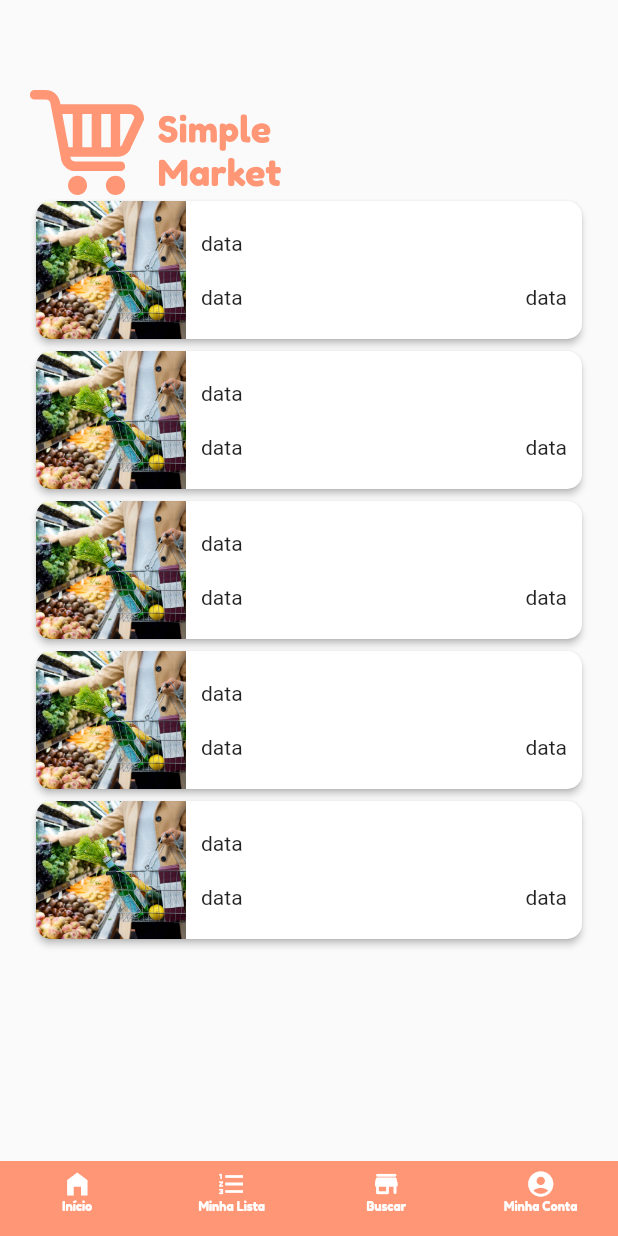
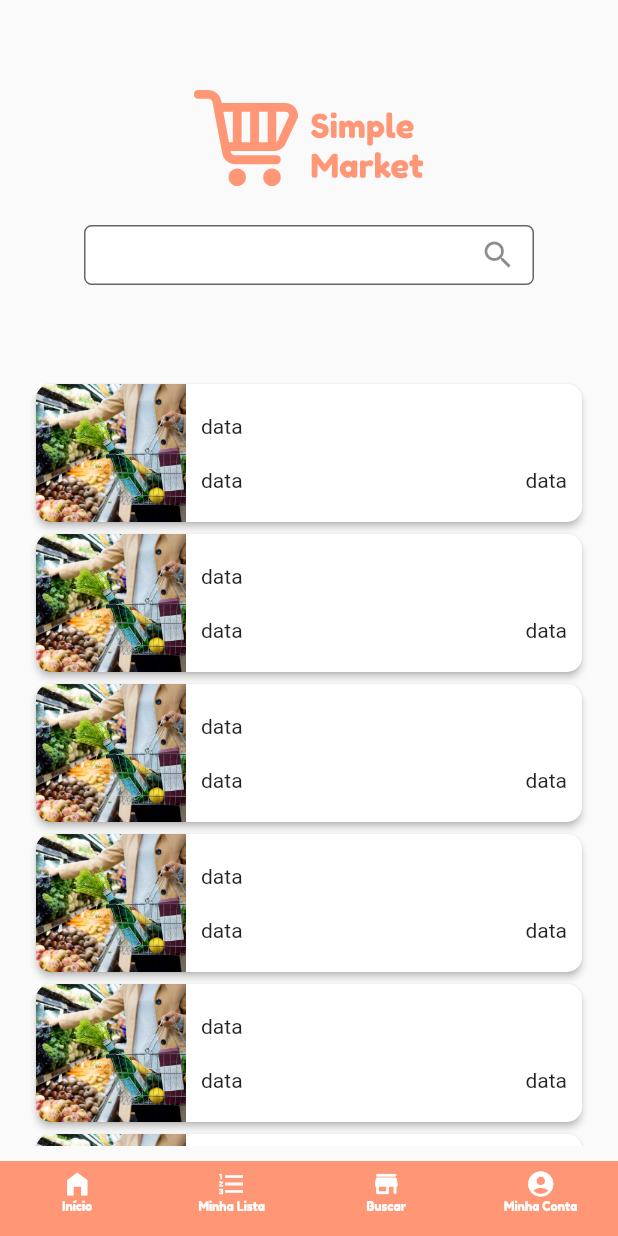
Before and after one commit to FelipeMaced0/simple_market, a Flutter app: the Search screen opened by its route, on a phone screen of 412 x 824 dp. Run offline on Flutter 3.47's test engine with Material 2 defaults, Android fonts, the phone set to English and light mode, and no system bars; our stand-ins replace flutter_svg.

Commit message:
Refactoring: search screen using flex widget

```diff
--- a/lib/screens/search.dart
+++ b/lib/screens/search.dart
@@ -1,6 +1,7 @@
 import 'package:flutter/material.dart';
 import 'package:simple_market/widgets/common_screen.dart';
 import 'package:simple_market/widgets/card_img.dart';
+import 'package:simple_market/widgets/input.dart';
 import 'package:simple_market/widgets/logo.dart';
 
 class Search extends StatefulWidget {
@@ -14,14 +15,27 @@ class _SearchState extends State<Search> {
   @override
   Widget build(BuildContext context) {
     return CommonScreen(
+      crossAxisAlignment: CrossAxisAlignment.center,
       children: [
-        const Logo(
+        const Flexible(
+          flex: 1,
+          child: Logo(
             assetName: "images/logo.svg",
             imageColor: Color(0xFFFF9675),
           ),
-        ListView.builder(
+        ),
+        const Flexible(
+          flex: 2,
+          child: InputField(
+            margin: EdgeInsets.all(5),
+            icon: Icon(Icons.search),
+          ),
+        ),
+        Flexible(
+          flex: 8,
+          child: ListView.builder(
             shrinkWrap: true,
-          itemCount: 5,
+            itemCount: 6,
             itemBuilder: (context, item) {
               return CardImg(
                 quarterTurns: -1,
@@ -47,6 +61,7 @@ class _SearchState extends State<Search> {
               );
             },
           ),
+        ),
       ],
     );
   }
--- a/lib/widgets/common_screen.dart
+++ b/lib/widgets/common_screen.dart
@@ -3,9 +3,13 @@ import 'package:simple_market/constants/text_constants.dart';
 import 'package:simple_market/widgets/footer_bar.dart';
 
 class CommonScreen extends StatefulWidget {
-  const CommonScreen({Key? key, required this.children}) : super(key: key);
+  const CommonScreen(
+      {Key? key,
+      required this.children,
+      this.crossAxisAlignment = CrossAxisAlignment.start})
+      : super(key: key);
   final List<Widget> children;
-
+  final CrossAxisAlignment crossAxisAlignment;
   @override
   State<CommonScreen> createState() => _CommonScreenState();
 }
@@ -14,6 +18,8 @@ class _CommonScreenState extends State<CommonScreen> {
   @override
   Widget build(BuildContext context) {
     final List<Widget> _children = widget.children;
+    final CrossAxisAlignment _crossAxisAlignment = widget.crossAxisAlignment;
+
     return Scaffold(
       bottomNavigationBar: FooterBar(
         margin: const EdgeInsets.only(top: 10),
@@ -79,8 +85,9 @@ class _CommonScreenState extends State<CommonScreen> {
         child: Container(
           margin: const EdgeInsets.fromLTRB(20, 60, 20, 0),
           child: Column(
-              crossAxisAlignment: CrossAxisAlignment.start,
-              children: _children),
+            crossAxisAlignment: _crossAxisAlignment,
+            children: _children,
+          ),
         ),
       ),
     );
--- a/lib/widgets/input.dart
+++ b/lib/widgets/input.dart
@@ -8,8 +8,11 @@ class InputField extends StatefulWidget {
       this.textStyle,
       this.width = 300.0,
       this.height = 40.0,
-      this.margin,
-      this.padding = const EdgeInsets.all(20.0)})
+      this.margin = const EdgeInsets.all(20.0),
+      this.padding,
+      this.hintText = "",
+      this.hintStyle,
+      this.icon})
       : super(key: key);
 
   final String label;
@@ -19,7 +22,9 @@ class InputField extends StatefulWidget {
   final double? height;
   final EdgeInsets? margin;
   final EdgeInsets? padding;
-
+  final String hintText;
+  final TextStyle? hintStyle;
+  final Widget? icon;
   @override
   State<InputField> createState() => _InputFieldState();
 }
@@ -34,6 +39,9 @@ class _InputFieldState extends State<InputField> {
     final double? _height = widget.height;
     final EdgeInsets? _margin = widget.margin;
     final EdgeInsets? _padding = widget.padding;
+    final String _hintText = widget.hintText;
+    final TextStyle? _hintStyle = widget.hintStyle;
+    final Widget? _icon = widget.icon;
 
     return Container(
       margin: _margin,
@@ -42,7 +50,7 @@ class _InputFieldState extends State<InputField> {
         crossAxisAlignment: CrossAxisAlignment.start,
         children: <Widget>[
           Container(
-            padding: const EdgeInsets.only(bottom: 5.0),
+            margin: const EdgeInsets.only(bottom: 5.0),
             child: Text(
               _label,
               style: _textStyle,
@@ -52,12 +60,15 @@ class _InputFieldState extends State<InputField> {
             width: _width,
             height: _height,
             child: TextField(
-              decoration: const InputDecoration(
+              decoration: InputDecoration(
                 filled: true,
-                fillColor: Color(0xFFFFFFFF),
-                border: OutlineInputBorder(
+                fillColor: const Color(0xFFFFFFFF),
+                border: const OutlineInputBorder(
                   borderRadius: BorderRadius.all(Radius.circular(5.0)),
                 ),
+                hintText: _hintText,
+                hintStyle: _hintStyle,
+                suffixIcon: _icon,
               ),
               onChanged: _onChanged,
             ),
```
Lines whose indentation alone changed are shown as unchanged.
